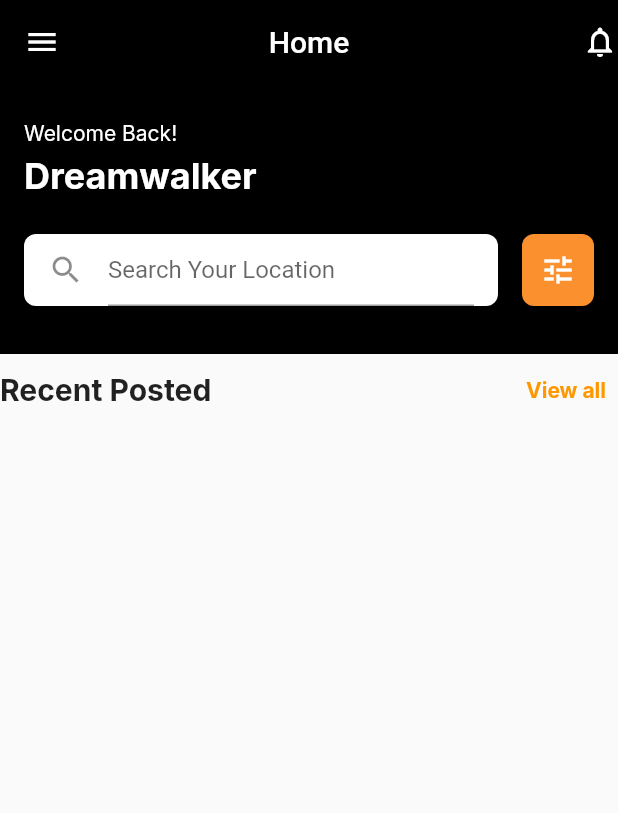
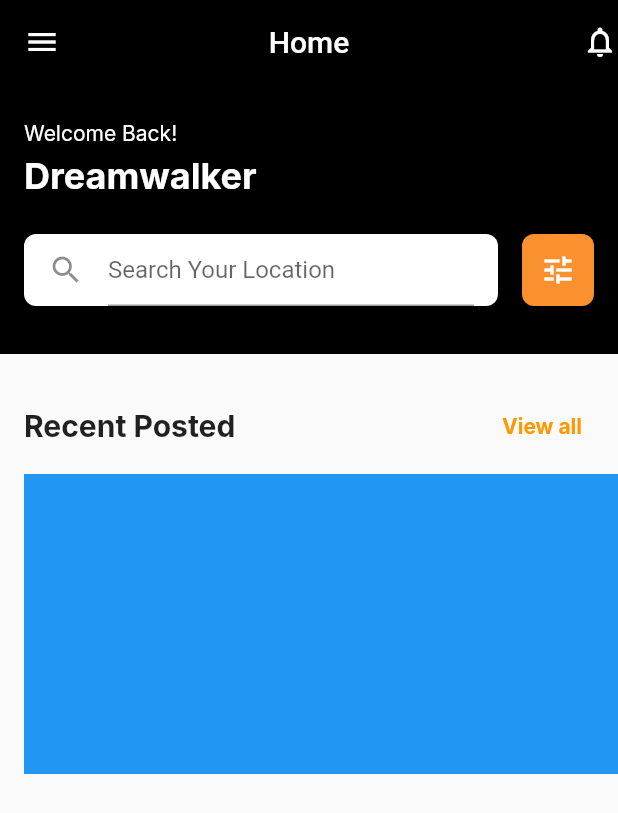
Before and after one commit to JAICHANGPARK/flutter_notebook_chapter_24, a Flutter app: the PropertyMainPage screen opened directly, on a phone screen of 412 x 824 dp. Shown: the top 813 px of the screen. Run offline on Flutter 3.47's test engine with Material 2 defaults, Android fonts, the phone set to English and light mode, and no system bars; our stand-ins replace flutter_riverpod, freezed_annotation, google_fonts, ionicons, percent_indicator; missing offline and left inert: crypto_font_icons; network calls fail.

Commit message:
Update property_main_page.dart

```diff
--- a/lib/ep1393_property_app/view/property_main_page.dart
+++ b/lib/ep1393_property_app/view/property_main_page.dart
@@ -90,7 +90,9 @@ class _PropertyMainPageState extends State<PropertyMainPage> {
                     )
                   ],
                 )),
-            Row(
+            Padding(
+              padding: const EdgeInsets.fromLTRB(16, 24, 16, 8),
+              child: Row(
                 mainAxisAlignment: MainAxisAlignment.spaceBetween,
                 children: [
                   Text(
@@ -114,6 +116,21 @@ class _PropertyMainPageState extends State<PropertyMainPage> {
                     ),
                   )
                 ],
+              ),
+            ),
+            Container(
+              height: 200,
+              color: Colors.orange,
+              margin: EdgeInsets.only(left: 16),
+              child: ListView.builder(
+                  itemCount: 10,
+                  scrollDirection: Axis.horizontal,
+                  itemBuilder: (context, index) {
+                    return Container(
+                      color: Colors.blue,
+                      width: 160,
+                    );
+                  }),
             )
           ],
         ));
```
Lines whose indentation alone changed are shown as unchanged.
